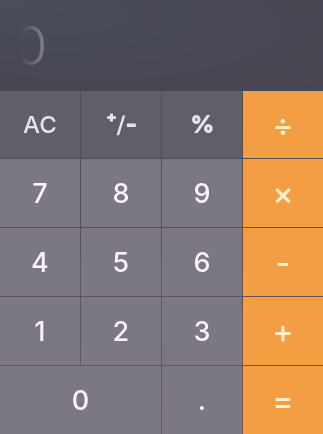
horityfoxy/mcCalculator, file mainwindow.ui: the form before one commit.
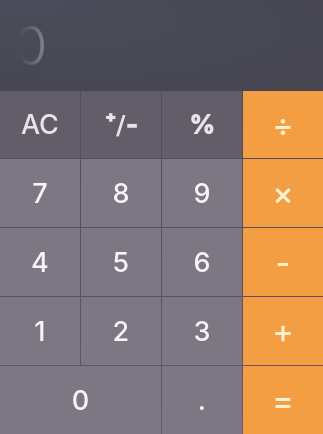
The form after the commit.

Commit message: connect fonts

Patch:
```diff
--- a/mainwindow.ui
+++ b/mainwindow.ui
@@ -664,7 +664,7 @@
 	max-height: 68px;
 	background-color:rgb(97, 93, 105);
 	color:rgb(231, 227, 235);
-	font-size:24px;
+	font-size:26px;
 }
 QPushButton:pressed{
 	background-color:rgb(116, 100, 104);
@@ -723,7 +723,7 @@
 	max-height: 68px;
 	background-color:rgb(97, 93, 105);
 	color:rgb(231, 227, 235);
-	font-size:24px;
+	font-size:26px;
 }
 QPushButton:pressed{
 	background-color:rgb(116, 100, 104);
@@ -888,7 +888,7 @@
     <property name="font">
      <font>
       <family>Inter Medium</family>
-      <pointsize>-1</pointsize>
+      <pointsize>20</pointsize>
      </font>
     </property>
     <property name="cursor">
@@ -903,7 +903,6 @@
 	max-height: 68px;
 	background-color:rgb(97, 93, 105);
 	color:rgb(231, 227, 235);
-	font-size:24px;
 }
 QPushButton:pressed{
 	background-color:rgb(108, 105, 115);
```
Left out of the diff: 3 changed lines with no effect on the pictures. The commit also changes 8 other files.
